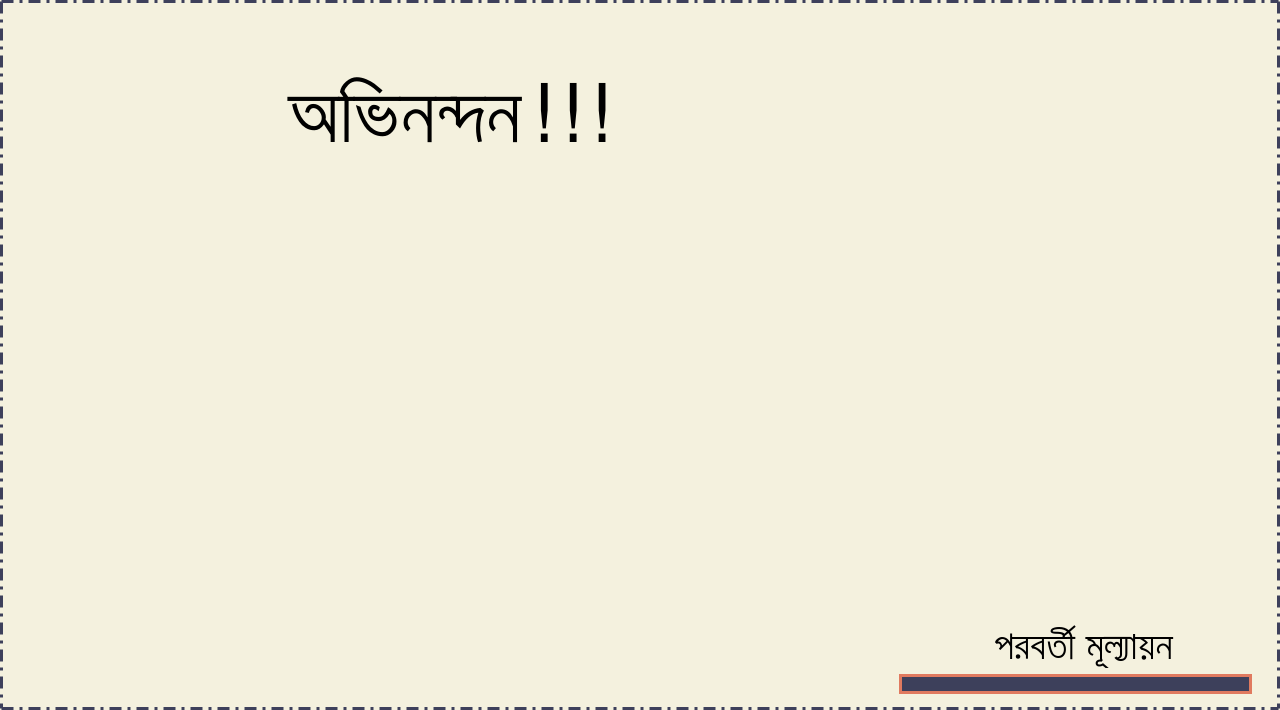
First picture: the form in EmPower/Student/Frontend/PyQT_UI/home.ui, repository ahmedfahad04/SPL-2, before the edit.
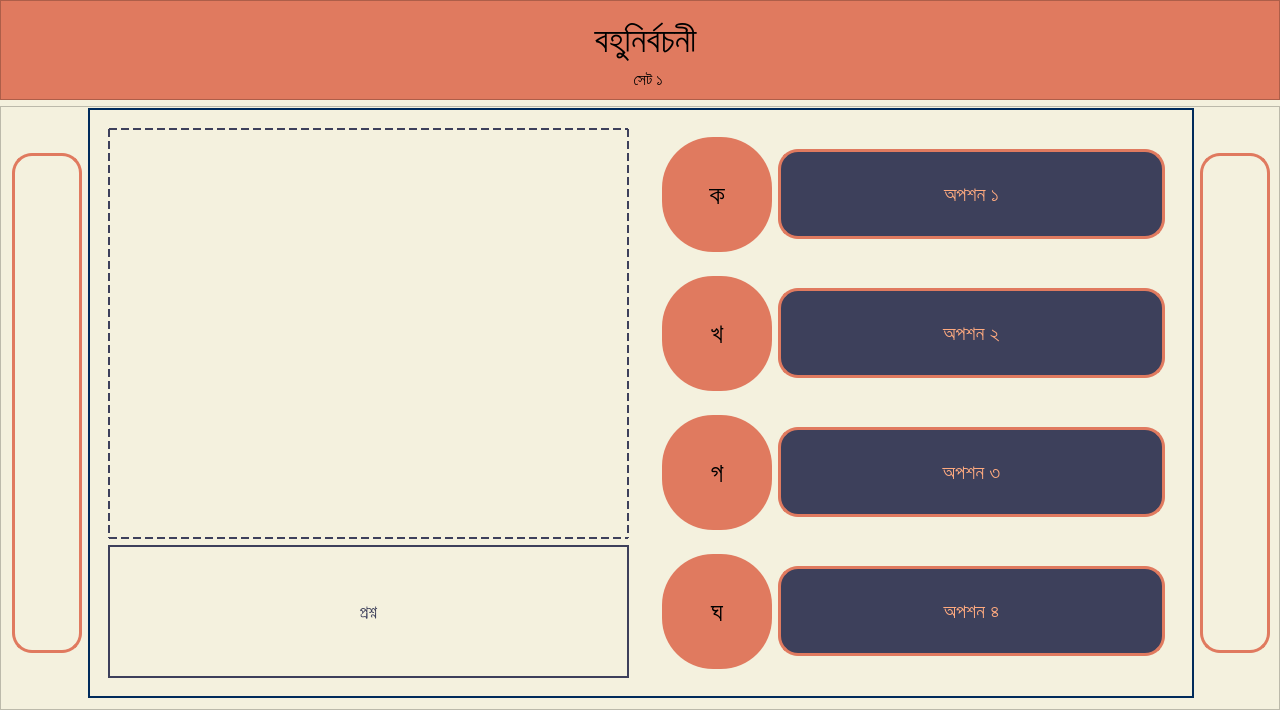
Second picture: the form after the edit. Icons and pictures are not drawn.

Commit message: Student MCQ page 95% done

Patch:
```diff
--- a/EmPower/Student/Frontend/PyQT_UI/home.ui
+++ b/EmPower/Student/Frontend/PyQT_UI/home.ui
@@ -51,7 +51,7 @@
        <string notr="true">background-color: #F4F1DE;</string>
       </property>
       <property name="currentIndex">
-       <number>3</number>
+       <number>7</number>
       </property>
       <widget class="QWidget" name="home_page">
        <property name="minimumSize">
@@ -2527,6 +2527,654 @@
         </item>
        </layout>
       </widget>
+      <widget class="QWidget" name="mcq_page">
+       <layout class="QVBoxLayout" name="verticalLayout_12">
+        <property name="leftMargin">
+         <number>0</number>
+        </property>
+        <property name="topMargin">
+         <number>0</number>
+        </property>
+        <property name="rightMargin">
+         <number>0</number>
+        </property>
+        <property name="bottomMargin">
+         <number>0</number>
+        </property>
+        <item>
+         <widget class="QFrame" name="top_frame_7">
+          <property name="minimumSize">
+           <size>
+            <width>1280</width>
+            <height>100</height>
+           </size>
+          </property>
+          <property name="maximumSize">
+           <size>
+            <width>16777215</width>
+            <height>100</height>
+           </size>
+          </property>
+          <property name="styleSheet">
+           <string notr="true">background-color: #E07A5F;
+color: #3D405B; </string>
+          </property>
+          <property name="frameShape">
+           <enum>QFrame::StyledPanel</enum>
+          </property>
+          <property name="frameShadow">
+           <enum>QFrame::Raised</enum>
+          </property>
+          <layout class="QGridLayout" name="gridLayout_11">
+           <property name="leftMargin">
+            <number>11</number>
+           </property>
+           <property name="topMargin">
+            <number>11</number>
+           </property>
+           <property name="rightMargin">
+            <number>0</number>
+           </property>
+           <property name="bottomMargin">
+            <number>4</number>
+           </property>
+           <property name="spacing">
+            <number>0</number>
+           </property>
+           <item row="0" column="0">
+            <widget class="QLabel" name="lbl_mcq_heading">
+             <property name="minimumSize">
+              <size>
+               <width>1189</width>
+               <height>58</height>
+              </size>
+             </property>
+             <property name="font">
+              <font>
+               <family>Kalpurush</family>
+               <pointsize>26</pointsize>
+               <weight>50</weight>
+               <italic>false</italic>
+               <bold>false</bold>
+              </font>
+             </property>
+             <property name="styleSheet">
+              <string notr="true">color: rgb(0, 0, 0);
+font: 26pt &quot;Kalpurush&quot;;</string>
+             </property>
+             <property name="text">
+              <string>বহুনির্বচনী</string>
+             </property>
+             <property name="alignment">
+              <set>Qt::AlignCenter</set>
+             </property>
+             <property name="margin">
+              <number>-10</number>
+             </property>
+            </widget>
+           </item>
+           <item row="1" column="0">
+            <widget class="QLabel" name="lbl_mcq_subheading">
+             <property name="minimumSize">
+              <size>
+               <width>1189</width>
+               <height>30</height>
+              </size>
+             </property>
+             <property name="font">
+              <font>
+               <family>Kalpurush</family>
+               <pointsize>12</pointsize>
+               <weight>50</weight>
+               <italic>false</italic>
+               <bold>false</bold>
+              </font>
+             </property>
+             <property name="styleSheet">
+              <string notr="true">color: rgb(0, 0, 0);
+padding-left: 5px;
+font: 12pt &quot;Kalpurush&quot;;</string>
+             </property>
+             <property name="text">
+              <string>সেট ১</string>
+             </property>
+             <property name="alignment">
+              <set>Qt::AlignCenter</set>
+             </property>
+            </widget>
+           </item>
+          </layout>
+         </widget>
+        </item>
+        <item>
+         <widget class="QFrame" name="frame_11">
+          <property name="minimumSize">
+           <size>
+            <width>1280</width>
+            <height>591</height>
+           </size>
+          </property>
+          <property name="styleSheet">
+           <string notr="true"/>
+          </property>
+          <property name="frameShape">
+           <enum>QFrame::StyledPanel</enum>
+          </property>
+          <property name="frameShadow">
+           <enum>QFrame::Raised</enum>
+          </property>
+          <layout class="QGridLayout" name="gridLayout_15">
+           <property name="leftMargin">
+            <number>11</number>
+           </property>
+           <property name="topMargin">
+            <number>0</number>
+           </property>
+           <item row="0" column="0">
+            <widget class="QPushButton" name="btn_prev_mcq">
+             <property name="minimumSize">
+              <size>
+               <width>70</width>
+               <height>500</height>
+              </size>
+             </property>
+             <property name="maximumSize">
+              <size>
+               <width>60</width>
+               <height>16777215</height>
+              </size>
+             </property>
+             <property name="cursor">
+              <cursorShape>PointingHandCursor</cursorShape>
+             </property>
+             <property name="styleSheet">
+              <string notr="true">QPushButton {
+border: 3px solid #E07A5F;
+border-radius: 20px;
+}
+
+QPushButton:hover:!pressed {
+background-color: #3D405B;
+color: #F4F1DE;
+}</string>
+             </property>
+             <property name="text">
+              <string/>
+             </property>
+             <property name="icon">
+              <iconset>
+               <normaloff>../Images/backward.png</normaloff>../Images/backward.png</iconset>
+             </property>
+             <property name="iconSize">
+              <size>
+               <width>150</width>
+               <height>150</height>
+              </size>
+             </property>
+            </widget>
+           </item>
+           <item row="0" column="3">
+            <widget class="QPushButton" name="btn_next_mcq">
+             <property name="minimumSize">
+              <size>
+               <width>70</width>
+               <height>500</height>
+              </size>
+             </property>
+             <property name="maximumSize">
+              <size>
+               <width>60</width>
+               <height>16777215</height>
+              </size>
+             </property>
+             <property name="cursor">
+              <cursorShape>PointingHandCursor</cursorShape>
+             </property>
+             <property name="styleSheet">
+              <string notr="true">QPushButton {
+border: 3px solid #E07A5F;
+border-radius: 20px;
+}
+
+QPushButton:hover:!pressed {
+background-color: #3D405B;
+color: #F4F1DE;
+}</string>
+             </property>
+             <property name="text">
+              <string/>
+             </property>
+             <property name="icon">
+              <iconset>
+               <normaloff>../Images/forward.png</normaloff>../Images/forward.png</iconset>
+             </property>
+             <property name="iconSize">
+              <size>
+               <width>150</width>
+               <height>150</height>
+              </size>
+             </property>
+             <property name="shortcut">
+              <string>Space</string>
+             </property>
+            </widget>
+           </item>
+           <item row="0" column="2">
+            <widget class="QFrame" name="middle_content_frame_2">
+             <property name="minimumSize">
+              <size>
+               <width>1102</width>
+               <height>590</height>
+              </size>
+             </property>
+             <property name="styleSheet">
+              <string notr="true">background-color: rgb(244, 241, 222);
+color: rgb(61, 64, 91);
+border: 2px solid rgb(0, 43, 91);</string>
+             </property>
+             <property name="frameShape">
+              <enum>QFrame::StyledPanel</enum>
+             </property>
+             <property name="frameShadow">
+              <enum>QFrame::Raised</enum>
+             </property>
+             <layout class="QHBoxLayout" name="horizontalLayout_15">
+              <item>
+               <widget class="QFrame" name="frame_17">
+                <property name="styleSheet">
+                 <string notr="true">border: none;</string>
+                </property>
+                <property name="frameShape">
+                 <enum>QFrame::StyledPanel</enum>
+                </property>
+                <property name="frameShadow">
+                 <enum>QFrame::Raised</enum>
+                </property>
+                <layout class="QVBoxLayout" name="verticalLayout_10">
+                 <item>
+                  <widget class="QLabel" name="lbl_mcq_image">
+                   <property name="minimumSize">
+                    <size>
+                     <width>461</width>
+                     <height>411</height>
+                    </size>
+                   </property>
+                   <property name="styleSheet">
+                    <string notr="true">border: 2px dashed rgb(61, 64, 91);</string>
+                   </property>
+                   <property name="text">
+                    <string/>
+                   </property>
+                   <property name="pixmap">
+                    <pixmap>../Images/gallery2.png</pixmap>
+                   </property>
+                   <property name="alignment">
+                    <set>Qt::AlignCenter</set>
+                   </property>
+                  </widget>
+                 </item>
+                 <item>
+                  <widget class="QLabel" name="lbl_mcq_question">
+                   <property name="minimumSize">
+                    <size>
+                     <width>461</width>
+                     <height>101</height>
+                    </size>
+                   </property>
+                   <property name="font">
+                    <font>
+                     <pointsize>13</pointsize>
+                    </font>
+                   </property>
+                   <property name="styleSheet">
+                    <string notr="true">border: 2px solid rgb(61, 64, 91);</string>
+                   </property>
+                   <property name="text">
+                    <string>প্রশ্ন</string>
+                   </property>
+                   <property name="alignment">
+                    <set>Qt::AlignCenter</set>
+                   </property>
+                  </widget>
+                 </item>
+                </layout>
+               </widget>
+              </item>
+              <item>
+               <widget class="QFrame" name="frame_16">
+                <property name="styleSheet">
+                 <string notr="true">border: none;</string>
+                </property>
+                <property name="frameShape">
+                 <enum>QFrame::StyledPanel</enum>
+                </property>
+                <property name="frameShadow">
+                 <enum>QFrame::Raised</enum>
+                </property>
+                <layout class="QVBoxLayout" name="verticalLayout_4">
+                 <item>
+                  <widget class="QFrame" name="frame_12">
+                   <property name="frameShape">
+                    <enum>QFrame::StyledPanel</enum>
+                   </property>
+                   <property name="frameShadow">
+                    <enum>QFrame::Raised</enum>
+                   </property>
+                   <layout class="QHBoxLayout" name="horizontalLayout_16">
+                    <item>
+                     <widget class="QLabel" name="label_7">
+                      <property name="minimumSize">
+                       <size>
+                        <width>30</width>
+                        <height>50</height>
+                       </size>
+                      </property>
+                      <property name="maximumSize">
+                       <size>
+                        <width>110</width>
+                        <height>16777215</height>
+                       </size>
+                      </property>
+                      <property name="font">
+                       <font>
+                        <pointsize>20</pointsize>
+                       </font>
+                      </property>
+                      <property name="styleSheet">
+                       <string notr="true">background-color: rgb(224, 122, 95);
+color: #000;
+border-radius: 51px;</string>
+                      </property>
+                      <property name="text">
+                       <string>ক</string>
+                      </property>
+                      <property name="alignment">
+                       <set>Qt::AlignCenter</set>
+                      </property>
+                     </widget>
+                    </item>
+                    <item>
+                     <widget class="QPushButton" name="btn_mcq_option_1">
+                      <property name="minimumSize">
+                       <size>
+                        <width>335</width>
+                        <height>90</height>
+                       </size>
+                      </property>
+                      <property name="font">
+                       <font>
+                        <pointsize>15</pointsize>
+                       </font>
+                      </property>
+                      <property name="styleSheet">
+                       <string notr="true">QPushButton {
+border: 3px solid #E07A5F;
+background-color:#3D405B;
+border-radius: 20px;
+color: rgb(255, 170, 127);
+}
+
+QPushButton:hover:!pressed {
+background-color: #E07A5F;
+color: #F4F1DE;
+border: 3px solid #3D405B;
+}
+
+QPushButton:checked {
+        background-color:#3D405B; /* Selected state color */
+        color: white;
+}</string>
+                      </property>
+                      <property name="text">
+                       <string>অপশন ১</string>
+                      </property>
+                     </widget>
+                    </item>
+                   </layout>
+                  </widget>
+                 </item>
+                 <item>
+                  <widget class="QFrame" name="frame_13">
+                   <property name="frameShape">
+                    <enum>QFrame::StyledPanel</enum>
+                   </property>
+                   <property name="frameShadow">
+                    <enum>QFrame::Raised</enum>
+                   </property>
+                   <layout class="QHBoxLayout" name="horizontalLayout_17">
+                    <item>
+                     <widget class="QLabel" name="label_13">
+                      <property name="minimumSize">
+                       <size>
+                        <width>110</width>
+                        <height>109</height>
+                       </size>
+                      </property>
+                      <property name="maximumSize">
+                       <size>
+                        <width>110</width>
+                        <height>16777215</height>
+                       </size>
+                      </property>
+                      <property name="font">
+                       <font>
+                        <pointsize>20</pointsize>
+                       </font>
+                      </property>
+                      <property name="styleSheet">
+                       <string notr="true">background-color: rgb(224, 122, 95);
+color: #000;
+border-radius: 51px;</string>
+                      </property>
+                      <property name="text">
+                       <string>খ</string>
+                      </property>
+                      <property name="alignment">
+                       <set>Qt::AlignCenter</set>
+                      </property>
+                     </widget>
+                    </item>
+                    <item>
+                     <widget class="QPushButton" name="btn_mcq_option_2">
+                      <property name="minimumSize">
+                       <size>
+                        <width>335</width>
+                        <height>90</height>
+                       </size>
+                      </property>
+                      <property name="font">
+                       <font>
+                        <pointsize>15</pointsize>
+                       </font>
+                      </property>
+                      <property name="styleSheet">
+                       <string notr="true">QPushButton {
+border: 3px solid #E07A5F;
+background-color:#3D405B;
+border-radius: 20px;
+color: rgb(255, 170, 127);
+}
+
+QPushButton:hover:!pressed {
+background-color: #E07A5F;
+color: #F4F1DE;
+border: 3px solid #3D405B;
+}</string>
+                      </property>
+                      <property name="text">
+                       <string>অপশন ২</string>
+                      </property>
+                     </widget>
+                    </item>
+                   </layout>
+                  </widget>
+                 </item>
+                 <item>
+                  <widget class="QFrame" name="frame_14">
+                   <property name="frameShape">
+                    <enum>QFrame::StyledPanel</enum>
+                   </property>
+                   <property name="frameShadow">
+                    <enum>QFrame::Raised</enum>
+                   </property>
+                   <layout class="QHBoxLayout" name="horizontalLayout_18">
+                    <item>
+                     <widget class="QLabel" name="label_14">
+                      <property name="minimumSize">
+                       <size>
+                        <width>70</width>
+                        <height>70</height>
+                       </size>
+                      </property>
+                      <property name="maximumSize">
+                       <size>
+                        <width>110</width>
+                        <height>16777215</height>
+                       </size>
+                      </property>
+                      <property name="font">
+                       <font>
+                        <pointsize>20</pointsize>
+                       </font>
+                      </property>
+                      <property name="styleSheet">
+                       <string notr="true">background-color: rgb(224, 122, 95);
+color: #000;
+border-radius: 51px;</string>
+                      </property>
+                      <property name="text">
+                       <string>গ</string>
+                      </property>
+                      <property name="alignment">
+                       <set>Qt::AlignCenter</set>
+                      </property>
+                     </widget>
+                    </item>
+                    <item>
+                     <widget class="QPushButton" name="btn_mcq_option_3">
+                      <property name="minimumSize">
+                       <size>
+                        <width>335</width>
+                        <height>90</height>
+                       </size>
+                      </property>
+                      <property name="font">
+                       <font>
+                        <pointsize>15</pointsize>
+                       </font>
+                      </property>
+                      <property name="styleSheet">
+                       <string notr="true">QPushButton {
+border: 3px solid #E07A5F;
+background-color:#3D405B;
+border-radius: 20px;
+color: rgb(255, 170, 127);
+}
+
+QPushButton:hover:!pressed {
+background-color: #E07A5F;
+color: #F4F1DE;
+border: 3px solid #3D405B;
+}</string>
+                      </property>
+                      <property name="text">
+                       <string>অপশন ৩</string>
+                      </property>
+                     </widget>
+                    </item>
+                   </layout>
+                  </widget>
+                 </item>
+                 <item>
+                  <widget class="QFrame" name="frame_15">
+                   <property name="styleSheet">
+                    <string notr="true">border: none;</string>
+                   </property>
+                   <property name="frameShape">
+                    <enum>QFrame::StyledPanel</enum>
+                   </property>
+                   <property name="frameShadow">
+                    <enum>QFrame::Raised</enum>
+                   </property>
+                   <layout class="QHBoxLayout" name="horizontalLayout_19">
+                    <item>
+                     <widget class="QLabel" name="label_15">
+                      <property name="minimumSize">
+                       <size>
+                        <width>70</width>
+                        <height>70</height>
+                       </size>
+                      </property>
+                      <property name="maximumSize">
+                       <size>
+                        <width>110</width>
+                        <height>16777215</height>
+                       </size>
+                      </property>
+                      <property name="font">
+                       <font>
+                        <pointsize>20</pointsize>
+                       </font>
+                      </property>
+                      <property name="styleSheet">
+                       <string notr="true">background-color: rgb(224, 122, 95);
+color: #000;
+border-radius: 51px;</string>
+                      </property>
+                      <property name="text">
+                       <string>ঘ</string>
+                      </property>
+                      <property name="alignment">
+                       <set>Qt::AlignCenter</set>
+                      </property>
+                     </widget>
+                    </item>
+                    <item>
+                     <widget class="QPushButton" name="btn_mcq_option_4">
+                      <property name="minimumSize">
+                       <size>
+                        <width>335</width>
+                        <height>90</height>
+                       </size>
+                      </property>
+                      <property name="font">
+                       <font>
+                        <pointsize>15</pointsize>
+                       </font>
+                      </property>
+                      <property name="styleSheet">
+                       <string notr="true">QPushButton {
+border: 3px solid #E07A5F;
+background-color:#3D405B;
+border-radius: 20px;
+color: rgb(255, 170, 127);
+}
+
+QPushButton:hover:!pressed {
+background-color: #E07A5F;
+color: #F4F1DE;
+border: 3px solid #3D405B;
+}</string>
+                      </property>
+                      <property name="text">
+                       <string>অপশন ৪</string>
+                      </property>
+                     </widget>
+                    </item>
+                   </layout>
+                  </widget>
+                 </item>
+                </layout>
+               </widget>
+              </item>
+             </layout>
+            </widget>
+           </item>
+          </layout>
+         </widget>
+        </item>
+       </layout>
+      </widget>
      </widget>
     </item>
    </layout>
```
Left out of the diff: 2 changed lines with no effect on the pictures. The commit also changes 15 other files.
